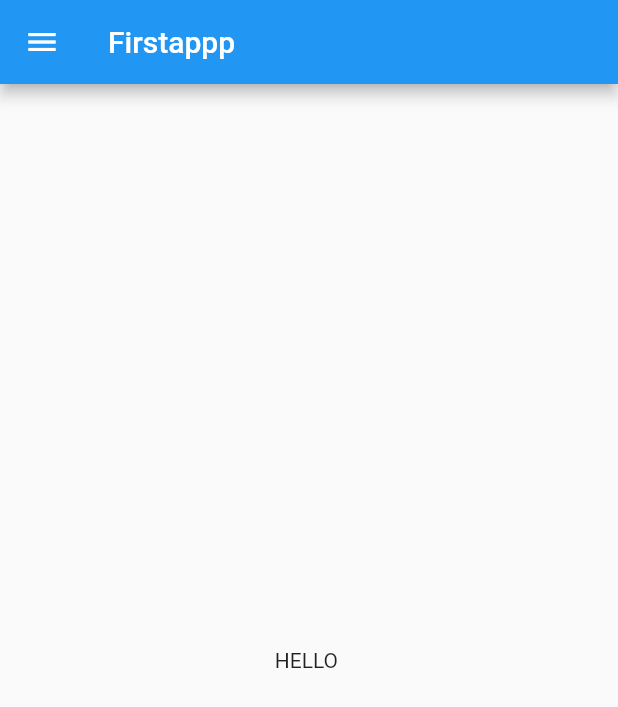
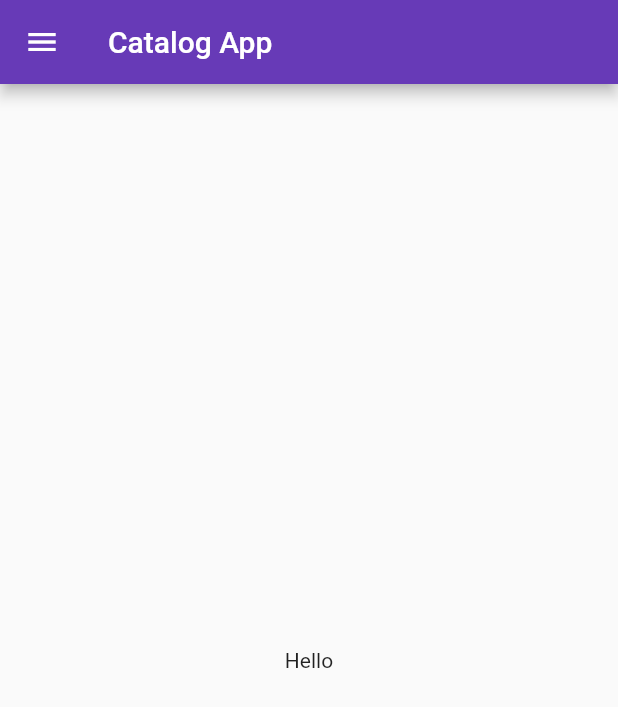
Before and after one commit to sahilsshaikh/flutter, a Flutter app: the screen it shows after launch, on a phone screen of 412 x 824 dp. Shown: the top 707 px of the screen. Run offline on Flutter 3.47's test engine with Material 2 defaults, Android fonts, the phone set to English and light mode, and no system bars.

Commit message:
day3 completed

```diff
--- a/lib/main.dart
+++ b/lib/main.dart
@@ -1,5 +1,6 @@
 import 'package:flutter/material.dart';
-import 'package:flutter_catalog/home_page.dart';
+import 'package:flutter_catalog/pages/home_page.dart';
+import 'package:flutter_catalog/pages/login_page.dart';
 
   void main(){
     runApp(MyApp());
@@ -11,10 +12,21 @@ import 'package:flutter_catalog/home_page.dart';
 
   @override
   Widget build(BuildContext context) {
+     return MaterialApp(
+      themeMode: ThemeMode.light,
+      theme: ThemeData(
+        primarySwatch: Colors.deepPurple
+      ),
+      darkTheme: ThemeData(
+        brightness: Brightness.dark
+      ),
+      initialRoute: "/home",
+      routes:{
+        "/":(context) => LoginPage(),
+        "/home":(context) => HomePage(),
+        "/":(context) => LoginPage(),
 
-
-   return MaterialApp(
-      home: HomePage(),
+      },
    );
   }
 }
--- a/lib/home_page.dart
+++ b/lib/pages/home_page.dart
@@ -8,11 +8,11 @@ class HomePage extends StatelessWidget {
   Widget build(BuildContext context) {
     return Scaffold(
       appBar: AppBar(
-        title: Text("Firstappp"),
+        title: Text("Catalog App"),
       ),
       body: Center(
         child:Container(
-          child: Text("HELLO ")
+          child: Text("Hello")
         ),
       ),
       drawer: Drawer(),
```
Also changed, not shown: lib/pages/login_page.dart (added, +19 -0 lines).
